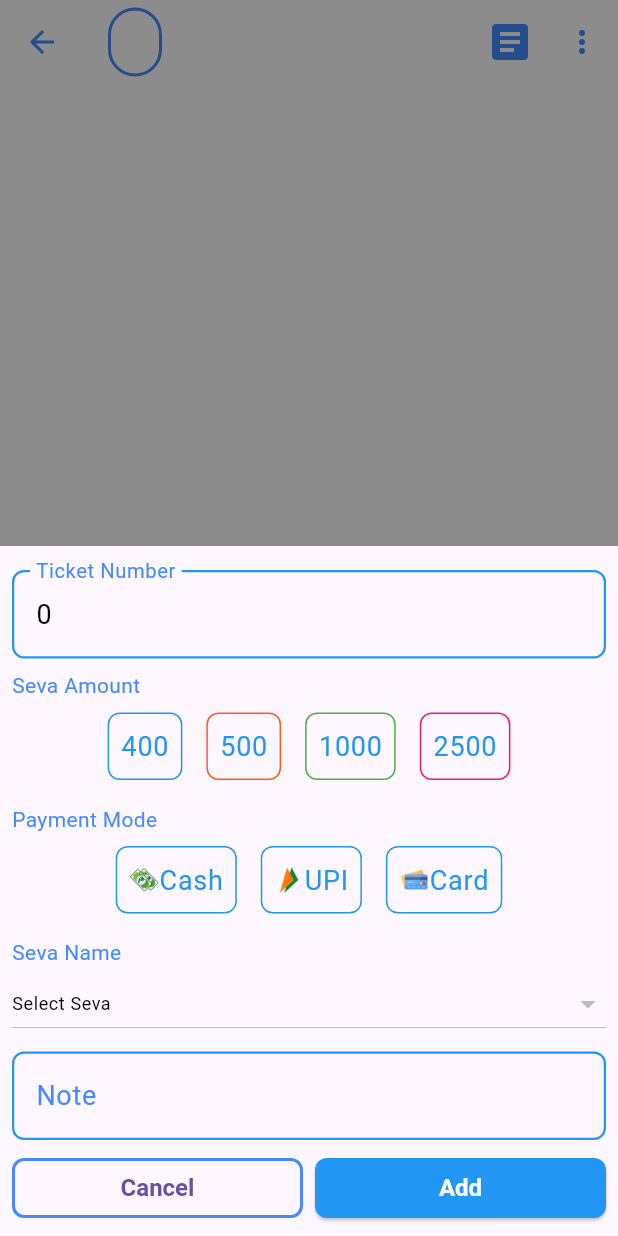
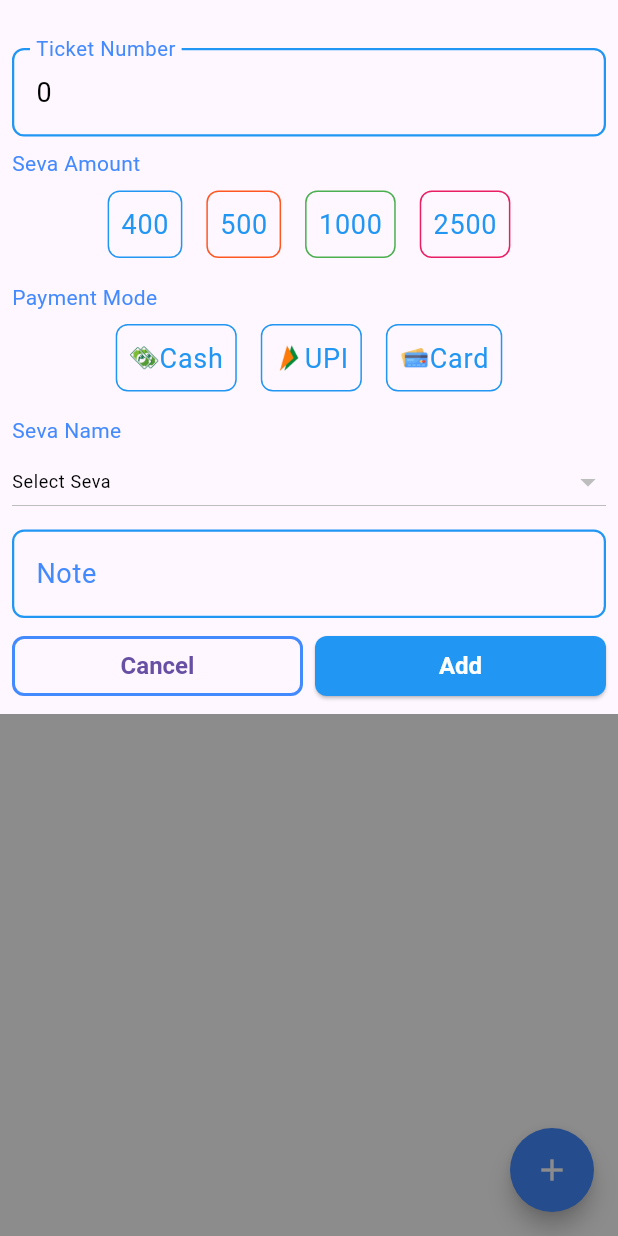
Before and after one commit to jayantadn/vkhillseva, a Flutter app: the TicketPage screen opened directly with empty values, after a tap on the "add" icon, on a phone screen of 412 x 824 dp. Run offline on Flutter 3.47's test engine with Material 3 defaults, Android fonts, the phone set to English and light mode, and no system bars; our stand-ins replace firebase_core, firebase_database, fl_chart, fluttertoast, google_fonts, synchronized; accounts and stored records are empty.

Commit message:
bump version to 0.11.0 and implement synchronization in ticket fetching

```diff
--- a/lib/common/const.dart
+++ b/lib/common/const.dart
@@ -12,7 +12,7 @@ class Const {
   }
 
   final String dbroot = "VKHILLSEVA_01";
-  final String version = "0.10.0";
+  final String version = "0.11.0";
 
   final int fbListenerDelay = 2; // seconds
 
--- a/lib/home/home.dart
+++ b/lib/home/home.dart
@@ -1,6 +1,5 @@
 import 'package:flutter/material.dart';
 import 'package:vkhillseva/common/const.dart';
-import 'package:vkhillseva/common/theme.dart';
 import 'package:vkhillseva/widgets/common_widgets.dart';
 import 'package:vkhillseva/widgets/loading_overlay.dart';
 import 'package:vkhillseva/home/settings.dart';
--- a/lib/main.dart
+++ b/lib/main.dart
@@ -2,8 +2,6 @@ import 'package:flutter/material.dart';
 import 'package:firebase_core/firebase_core.dart';
 import 'package:vkhillseva/common/theme.dart';
 import 'package:vkhillseva/home/home.dart';
-import 'package:vkhillseva/nitya_seva/session.dart';
-import 'package:vkhillseva/nitya_seva/ticket_page.dart';
 import 'firebase_options.dart';
 
 Future<void> main() async {
@@ -25,6 +23,6 @@ class MyApp extends StatelessWidget {
   @override
   Widget build(BuildContext context) {
     return MaterialApp(
-        title: "ISKCON VK Hill Seva", theme: themeDefault, home: home);
+        title: "ISKCON VK Hill Seva", theme: themeDefault, home: test);
   }
 }
--- a/lib/nitya_seva/ticket_page.dart
+++ b/lib/nitya_seva/ticket_page.dart
@@ -2,6 +2,7 @@ import 'dart:async';
 import 'package:firebase_database/firebase_database.dart';
 import 'package:flutter/material.dart';
 import 'package:intl/intl.dart';
+import 'package:synchronized/synchronized.dart';
 import 'package:vkhillseva/common/const.dart';
 import 'package:vkhillseva/common/fb.dart';
 import 'package:vkhillseva/nitya_seva/session.dart';
@@ -20,6 +21,7 @@ class TicketPage extends StatefulWidget {
 
 class _TicketPageState extends State<TicketPage> {
   // locals
+  final Lock _lock = Lock();
   bool _isLoading = true;
   DateTime _lastCallbackInvoked = DateTime.now();
 
@@ -99,16 +101,18 @@ class _TicketPageState extends State<TicketPage> {
     });
 
     // fetch tickets
-    _tickets.clear();
     String dbDate = DateFormat("yyyy-MM-dd").format(widget.session.timestamp);
     String dbSession =
         widget.session.timestamp.toIso8601String().replaceAll(".", "^");
     List ticketsJson =
         await FB().getList(path: "NityaSeva/$dbDate/$dbSession/Tickets");
-    for (var t in ticketsJson) {
-      Map<String, dynamic> ticket = Map<String, dynamic>.from(t);
-      _tickets.add(Ticket.fromJson(ticket));
-    }
+    await _lock.synchronized(() async {
+      _tickets.clear();
+      for (var t in ticketsJson) {
+        Map<String, dynamic> ticket = Map<String, dynamic>.from(t);
+        _tickets.add(Ticket.fromJson(ticket));
+      }
+    });
 
     setState(() {
       _tickets.sort((a, b) => b.timestamp.compareTo(a.timestamp));
@@ -334,6 +338,7 @@ class _TicketPageState extends State<TicketPage> {
 
     // controllers
     TextEditingController ticketNumberController = TextEditingController();
+    TextEditingController noteController = TextEditingController();
 
     // field values
     if (filteredTickets.isNotEmpty) {
@@ -352,7 +357,7 @@ class _TicketPageState extends State<TicketPage> {
       pageBuilder: (BuildContext buildContext, Animation animation,
           Animation secondaryAnimation) {
         return Align(
-          alignment: Alignment.bottomCenter,
+          alignment: Alignment.topCenter,
           child: Material(
             child: StatefulBuilder(
               builder: (context, setDialogState) {
@@ -364,7 +369,7 @@ class _TicketPageState extends State<TicketPage> {
                     child: Column(
                       children: [
                         // Ticket number
-                        SizedBox(height: 8),
+                        SizedBox(height: 24),
                         TextField(
                           controller: ticketNumberController,
                           decoration:
@@ -441,7 +446,7 @@ class _TicketPageState extends State<TicketPage> {
                                     ),
                                   ),
                                 );
-                              }).toList(),
+                              }),
                             ],
                           ),
                         ),
@@ -548,6 +553,7 @@ class _TicketPageState extends State<TicketPage> {
                         // note field
                         SizedBox(height: 8),
                         TextField(
+                          controller: noteController,
                           decoration: InputDecoration(labelText: "Note"),
                         ),
 
@@ -561,6 +567,13 @@ class _TicketPageState extends State<TicketPage> {
                                 child: Text("Cancel"),
                                 onPressed: () {
                                   Navigator.pop(context);
+                                  // clear all lists
+                                  sevaNames.clear();
+                                  filteredTickets.clear();
+
+                                  // dispose all controllers and focus nodes
+                                  ticketNumberController.dispose();
+                                  noteController.dispose();
                                 },
                               ),
                             ),
@@ -592,7 +605,7 @@ class _TicketPageState extends State<TicketPage> {
                                     ticketNumber:
                                         int.parse(ticketNumberController.text),
                                     user: "Guest",
-                                    note: "",
+                                    note: noteController.text,
                                     image: icon,
                                     seva: sevaName,
                                   );
@@ -651,6 +664,7 @@ class _TicketPageState extends State<TicketPage> {
 
                                   // dispose all controllers and focus nodes
                                   ticketNumberController.dispose();
+                                  noteController.dispose();
                                 },
                               ),
                             ),
@@ -668,7 +682,7 @@ class _TicketPageState extends State<TicketPage> {
       transitionBuilder: (context, animation, secondaryAnimation, child) {
         return SlideTransition(
           position: Tween<Offset>(
-            begin: Offset(0, 1),
+            begin: Offset(0, -1),
             end: Offset(0, 0),
           ).animate(animation),
           child: child,
```
Also changed, not shown: lib/templates/scaffold.dart (+9 -5 lines), 1 other file.
